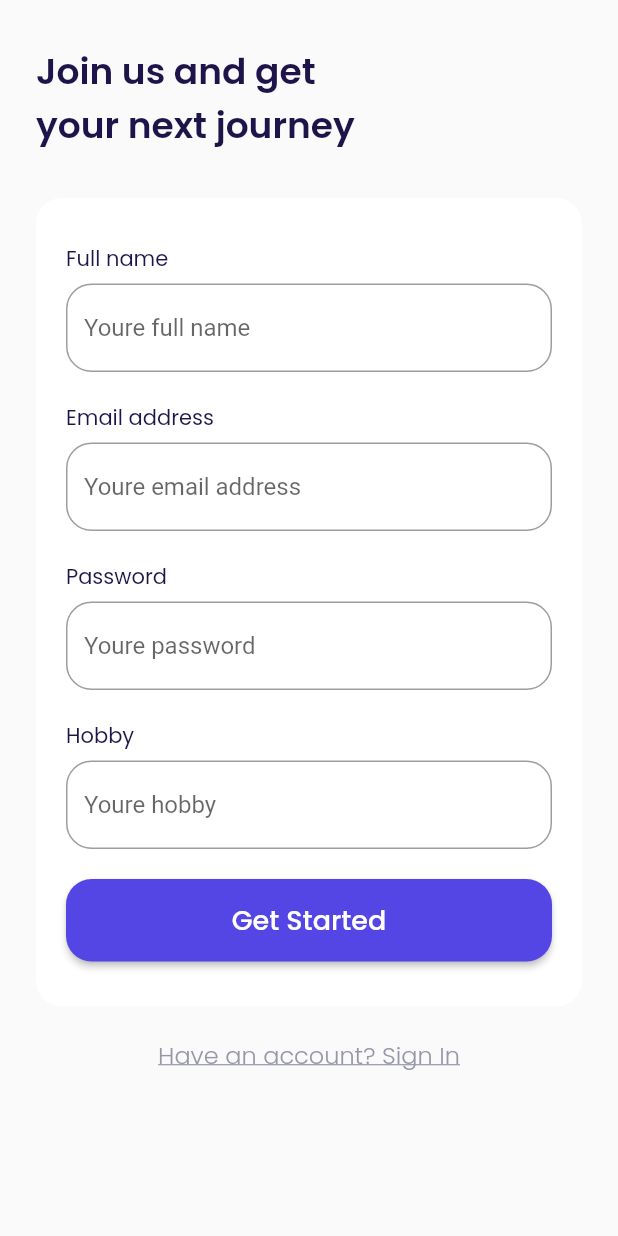
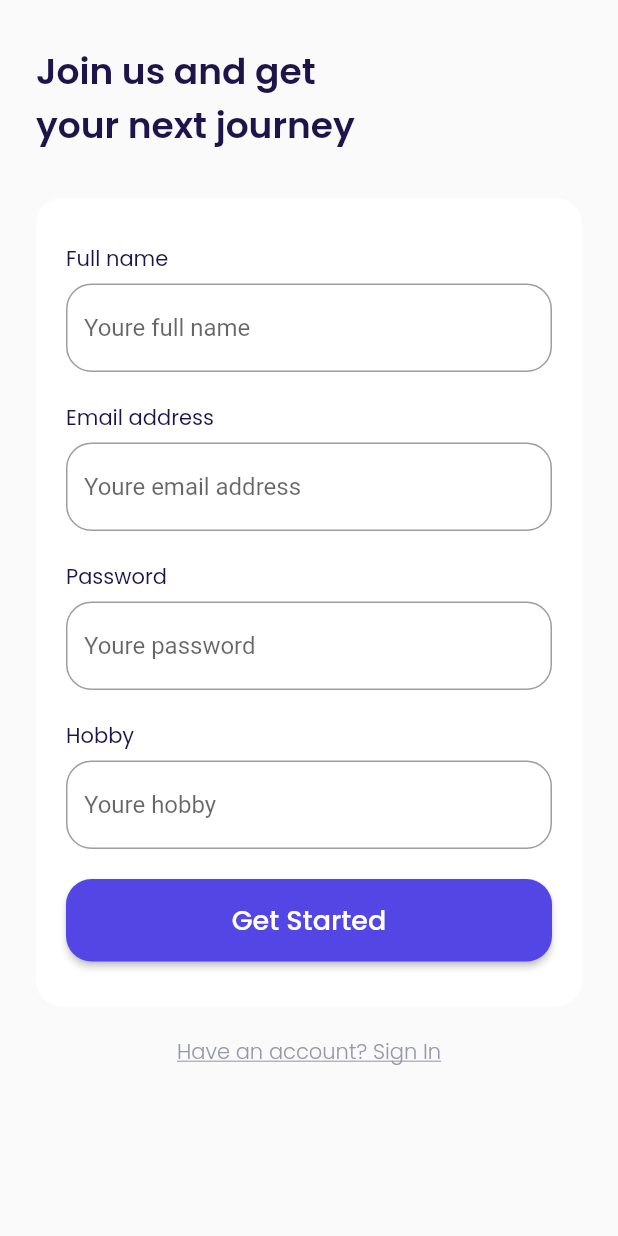
Before and after one commit to mikamada/airplane-ticked-flutter, a Flutter app: the screen it shows after launch, after a tap on "Get Started", on a phone screen of 412 x 824 dp. Run offline on Flutter 3.47's test engine with Material 2 defaults, Android fonts, the light colour scheme and no system bars; our stand-ins replace bloc, cloud_firestore, equatable, firebase_auth, firebase_core, flutter_bloc and 1 more; accounts and stored records are empty.

Commit message:
mengubah beberapa font-size dan margin

```diff
--- a/lib/ui/pages/detail_page.dart
+++ b/lib/ui/pages/detail_page.dart
@@ -54,6 +54,7 @@ class DetailPage extends StatelessWidget {
           children: [
             // NOTE: Emblem
             Container(
+              margin: const EdgeInsets.only(top: 10),
               width: 100,
               height: 24,
               decoration: const BoxDecoration(
--- a/lib/ui/pages/get_started_page.dart
+++ b/lib/ui/pages/get_started_page.dart
@@ -35,7 +35,7 @@ class GetStartedPage extends StatelessWidget {
                 height: 10,
               ),
               Text(
-                'Explore new world with us and let\nyourself get an amazing experiences',
+                'Explore new world with us and\nyourself get an amazing experiences',
                 style: whiteTextSyle.copyWith(
                   fontSize: 16,
                   fontWeight: light,
--- a/lib/ui/pages/home_page.dart
+++ b/lib/ui/pages/home_page.dart
@@ -91,7 +91,10 @@ class _HomePageState extends State<HomePage> {
           top: 30,
         ),
         child: SingleChildScrollView(
-          padding: const EdgeInsets.symmetric(horizontal: 24),
+          padding: const EdgeInsets.only(
+            left: 24,
+            right: 4,
+          ),
           scrollDirection: Axis.horizontal,
           child: Row(
             children: destination.map((DestinationModel destination) {
--- a/lib/ui/pages/sign_in_page.dart
+++ b/lib/ui/pages/sign_in_page.dart
@@ -120,7 +120,7 @@ class SignInPage extends StatelessWidget {
             child: Text(
               'Don\'t have an account Sign Up',
               style: kGreyTextStyle.copyWith(
-                fontSize: 16,
+                fontSize: 14,
                 fontWeight: light,
                 decoration: TextDecoration.underline,
               ),
--- a/lib/ui/pages/sign_up_page.dart
+++ b/lib/ui/pages/sign_up_page.dart
@@ -142,7 +142,7 @@ class SignUpPage extends StatelessWidget {
             child: Text(
               'Have an account? Sign In',
               style: kGreyTextStyle.copyWith(
-                fontSize: 16,
+                fontSize: 14,
                 fontWeight: light,
                 decoration: TextDecoration.underline,
               ),
--- a/lib/ui/widgets/destination_card.dart
+++ b/lib/ui/widgets/destination_card.dart
@@ -24,6 +24,7 @@ class DestinationCard extends StatelessWidget {
       child: Container(
         margin: const EdgeInsets.only(
           top: 30,
+          right: 20,
         ),
         padding: const EdgeInsets.all(
           10,
```
